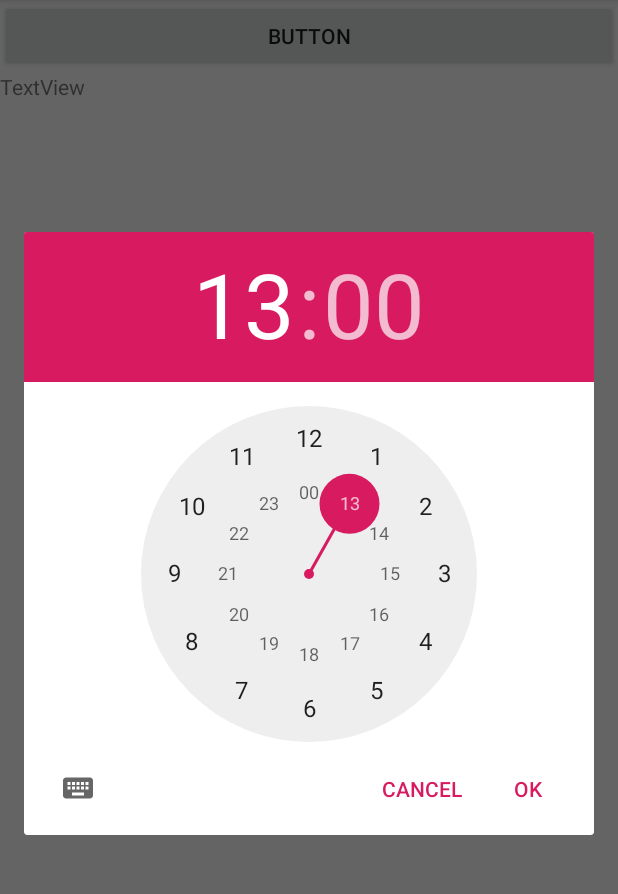
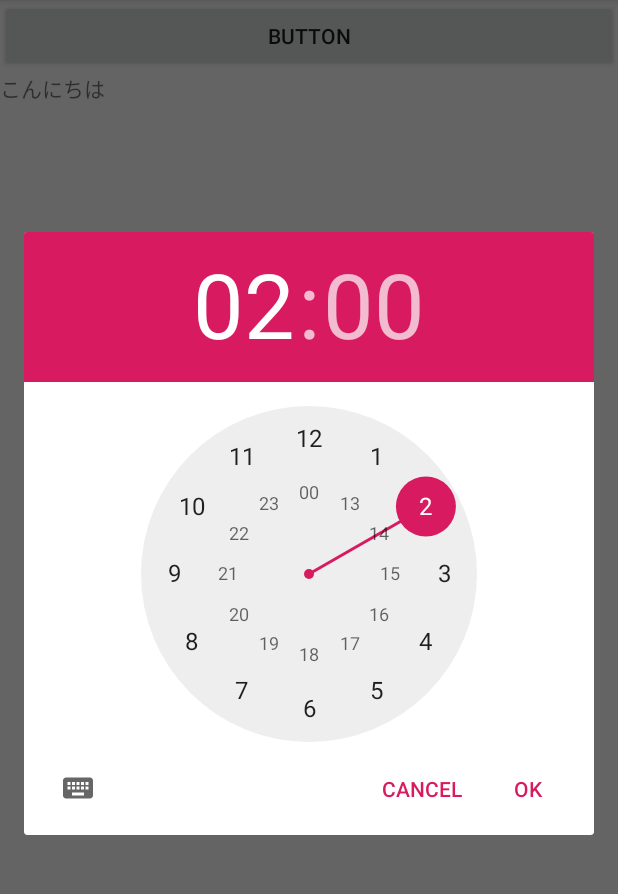
Before and after one commit to riricoisi/AisatsuApp, an Android app: the screen it shows after launch (MainActivity), after a tap on "BUTTON", on a phone screen of 412 x 824 dp, the part 84-978 px from its top. Run offline under Robolectric (Android 15) with nearby library versions, the phone set to English and light mode, and no system bars.

Commit message:
繰り返し処理を追加

```diff
--- a/app/src/main/java/jp/techacademy/riko/aisatsuapp/MainActivity.kt
+++ b/app/src/main/java/jp/techacademy/riko/aisatsuapp/MainActivity.kt
@@ -26,10 +26,20 @@ class MainActivity : AppCompatActivity(),View.OnClickListener {
         val timePickerDialog = TimePickerDialog(
             this,
             TimePickerDialog.OnTimeSetListener { view, hour, minute ->
-                textView.text = this.text.toString()},
-            13, 0, true
+                Log.d("UI-PARTS", "$hour:$minute")
+            },
+            2, 0, true
         )
+
+        for (i in 2 until 10) {
+            textView.text = "おはよう"
+        }
+        for (i in 10 until 18) {
+            textView.text = "こんにちは"
+        }
+        for (i in 18 until 2) {
+            textView.text = "こんばんは"
+        }
         timePickerDialog.show()
     }
-
 }
```
